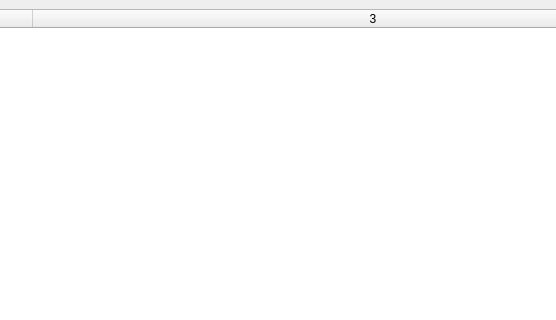
The window that forms/main.ui (DenisZhmakin/VK-Music-Downloader) describes before a commit, drawn with Qt 5; both pictures show x 177 to 733 and y 0 to 320 of the 900 by 600 pixel window.
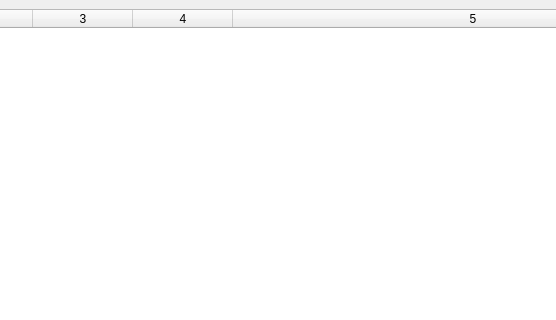
The same window after the commit.

Patch:
```diff
--- a/forms/main.ui
+++ b/forms/main.ui
@@ -42,7 +42,7 @@
        <enum>Qt::SolidLine</enum>
       </property>
       <property name="columnCount">
-       <number>3</number>
+       <number>5</number>
       </property>
       <attribute name="horizontalHeaderShowSortIndicator" stdset="0">
        <bool>false</bool>
@@ -53,6 +53,8 @@
       <column/>
       <column/>
       <column/>
+      <column/>
+      <column/>
      </widget>
     </item>
     <item row="1" column="0">
```
